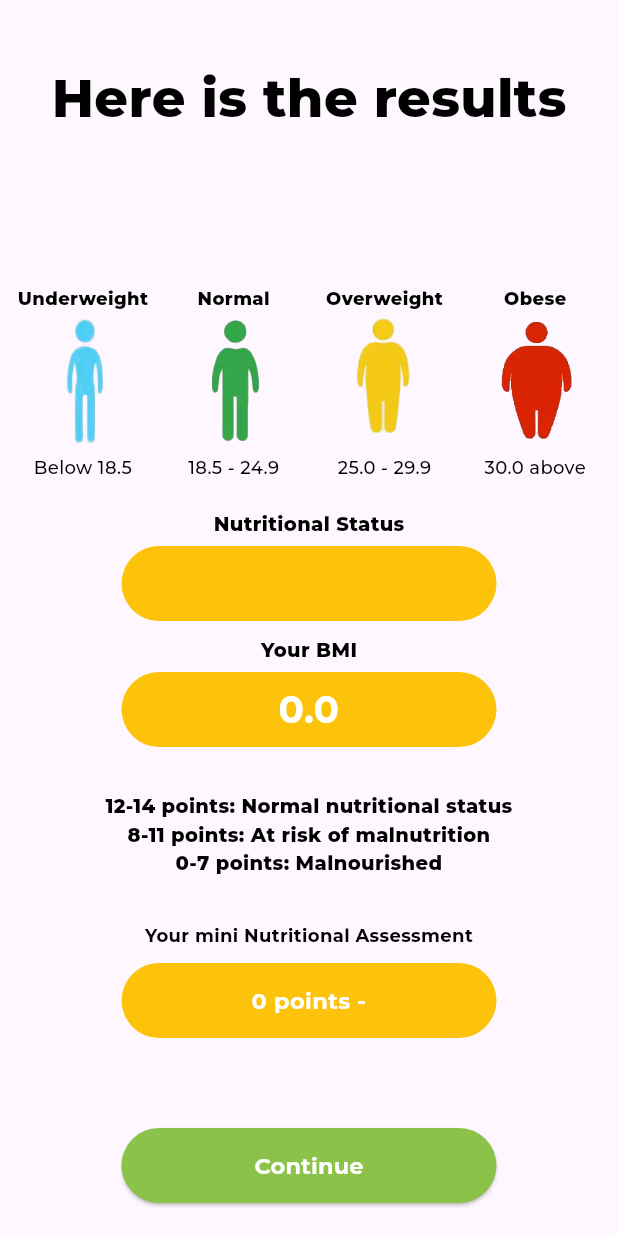
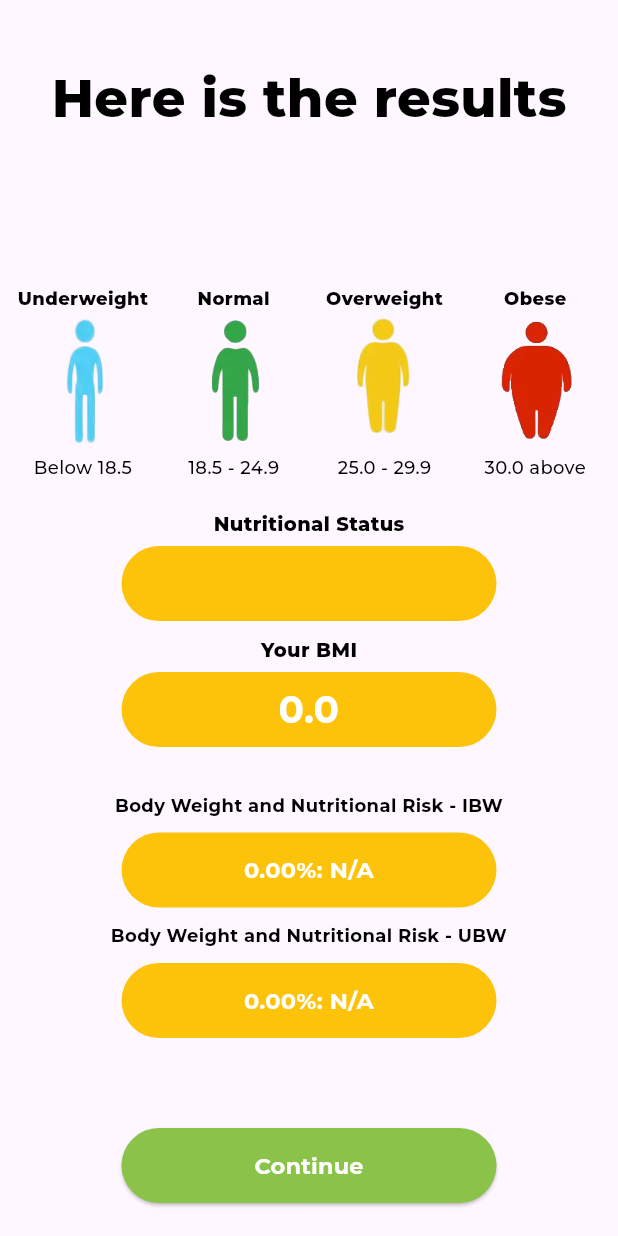
Before and after one commit to jamessarona/nutri-gabay, a Flutter app: the AssessmentResultScreen screen opened directly with empty values, on a phone screen of 412 x 824 dp. Run offline on Flutter 3.47's test engine with Material 3 defaults, Android fonts, the phone set to English and light mode, and no system bars; our stand-ins replace cached_network_image, cloud_firestore, dio, firebase_auth, firebase_core, firebase_storage and 7 more; missing offline and left inert: age_calculator, flutter_octicons, syncfusion_flutter_pdfviewer, time_range_picker; accounts and stored records are empty.

Commit message:
added adult assessment

```diff
--- a/lib/models/patient_nutrition_controller.dart
+++ b/lib/models/patient_nutrition_controller.dart
@@ -22,6 +22,8 @@ class PatientNutrition {
   final String status;
   final double points;
   final String result;
+  final double idealPoints;
+  final String idealResult;
 
   PatientNutrition({
     required this.id,
@@ -37,6 +39,8 @@ class PatientNutrition {
     required this.status,
     required this.points,
     required this.result,
+    required this.idealPoints,
+    required this.idealResult,
   });
 
   factory PatientNutrition.fromJson(Map<String, dynamic> json) =>
@@ -54,6 +58,8 @@ class PatientNutrition {
         status: json["status"],
         points: json["points"],
         result: json["result"],
+        idealPoints: json["idealPoints"],
+        idealResult: json["idealResult"],
       );
 
   Map<String, dynamic> toJson() => {
@@ -70,6 +76,8 @@ class PatientNutrition {
         "status": status,
         "points": points,
         "result": result,
+        "idealPoints": idealPoints,
+        "idealResult": idealResult,
       };
 
   factory PatientNutrition.fromFirestore(
@@ -91,6 +99,8 @@ class PatientNutrition {
       status: data?["status"],
       points: data?["points"],
       result: data?["result"],
+      idealPoints: data?["idealPoints"],
+      idealResult: data?["idealResult"],
     );
   }
 
@@ -109,6 +119,8 @@ class PatientNutrition {
       "status": status,
       "points": points,
       "result": result,
+      "idealPoints": idealPoints,
+      "idealResult": idealResult,
     };
   }
 }
--- a/lib/views/ui/assessment_elderly_screen.dart
+++ b/lib/views/ui/assessment_elderly_screen.dart
@@ -182,7 +182,8 @@ class _AssessmentElderlyScreenState extends State<AssessmentElderlyScreen> {
         status: getBmiStatus(),
         points: calculateAssessment(),
         result: getAssessmentResult(),
-    );
+        idealPoints: 0.0,
+        idealResult: "");
 
     final json = user.toJson();
     if (nutritionProfile == null) {
--- a/lib/views/ui/assessment_result_screen.dart
+++ b/lib/views/ui/assessment_result_screen.dart
@@ -148,17 +148,20 @@ class _AssessmentResultScreenState extends State<AssessmentResultScreen> {
                                 fontSize: 25,
                               ),
                               const SizedBox(height: 30),
+                              Column(
+                                children: patientNutrition.category == 1
+                                    ? [
                                         Text(
                                           basis[1],
-                                style:
-                                    appstyle(13, Colors.black, FontWeight.w800),
+                                          style: appstyle(13, Colors.black,
+                                              FontWeight.w800),
                                           textAlign: TextAlign.center,
                                         ),
                                         const SizedBox(height: 30),
                                         Text(
                                           "Your mini Nutritional Assessment",
-                                style:
-                                    appstyle(12, Colors.black, FontWeight.bold),
+                                          style: appstyle(12, Colors.black,
+                                              FontWeight.bold),
                                           textAlign: TextAlign.center,
                                         ),
                                         const SizedBox(height: 10),
@@ -168,6 +171,39 @@ class _AssessmentResultScreenState extends State<AssessmentResultScreen> {
                                           title:
                                               "${patientNutrition.points.toInt()} points - ${patientNutrition.result}",
                                           fontSize: 15,
+                                        ),
+                                      ]
+                                    : [
+                                        Text(
+                                          "Body Weight and Nutritional Risk - IBW",
+                                          style: appstyle(12, Colors.black,
+                                              FontWeight.bold),
+                                          textAlign: TextAlign.center,
+                                        ),
+                                        const SizedBox(height: 10),
+                                        CircularContainer(
+                                          height: 50,
+                                          weight: 250,
+                                          title:
+                                              "${patientNutrition.points.toStringAsFixed(2)}%: ${patientNutrition.result != "" ? " ${patientNutrition.result}" : "N/A"}",
+                                          fontSize: 15,
+                                        ),
+                                        const SizedBox(height: 10),
+                                        Text(
+                                          "Body Weight and Nutritional Risk - UBW",
+                                          style: appstyle(12, Colors.black,
+                                              FontWeight.bold),
+                                          textAlign: TextAlign.center,
+                                        ),
+                                        const SizedBox(height: 10),
+                                        CircularContainer(
+                                          height: 50,
+                                          weight: 250,
+                                          title:
+                                              "${patientNutrition.idealPoints.toStringAsFixed(2)}%: ${patientNutrition.idealResult != "" ? "${patientNutrition.idealResult}" : "N/A"}",
+                                          fontSize: 15,
+                                        ),
+                                      ],
                               ),
                               const SizedBox(height: 60),
                               SizedBox(
@@ -190,6 +226,7 @@ class _AssessmentResultScreenState extends State<AssessmentResultScreen> {
                                   labelSize: 15,
                                 ),
                               ),
+                              const SizedBox(height: 10),
                             ],
                           )
                         ],
--- a/lib/views/ui/calculator_screen.dart
+++ b/lib/views/ui/calculator_screen.dart
@@ -130,6 +130,8 @@ class _CalculatorScreenState extends State<CalculatorScreen> {
       status: getBmiStatus(),
       points: nutritionProfile.points,
       result: nutritionProfile.result,
+      idealPoints: nutritionProfile.idealPoints,
+      idealResult: nutritionProfile.idealResult,
     );
 
     final json = nutrition.toJson();
--- a/lib/views/ui/nutritionist_monitoring_screen.dart
+++ b/lib/views/ui/nutritionist_monitoring_screen.dart
@@ -1,6 +1,5 @@
 import 'package:cloud_firestore/cloud_firestore.dart';
 import 'package:flutter/material.dart';
-import 'package:font_awesome_flutter/font_awesome_flutter.dart';
 import 'package:nutri_gabay/models/appointment_controller.dart';
 import 'package:nutri_gabay/models/doctor.dart';
 import 'package:nutri_gabay/views/shared/app_style.dart';
--- a/lib/views/ui/profile_screen.dart
+++ b/lib/views/ui/profile_screen.dart
@@ -145,6 +145,8 @@ class ProfileScreenState extends State<ProfileScreen> {
       status: nutritionProfile.status,
       points: nutritionProfile.points,
       result: nutritionProfile.result,
+      idealPoints: nutritionProfile.idealPoints,
+      idealResult: nutritionProfile.idealResult,
     );
 
     final patientJson = updatedPatient.toJson();
```
Also changed, not shown: lib/views/ui/assessment_adult_screen.dart (added, +301 -0 lines), lib/views/ui/assessment_type_screen.dart (+14 -0 lines). Lines whose indentation alone changed are shown as unchanged.
